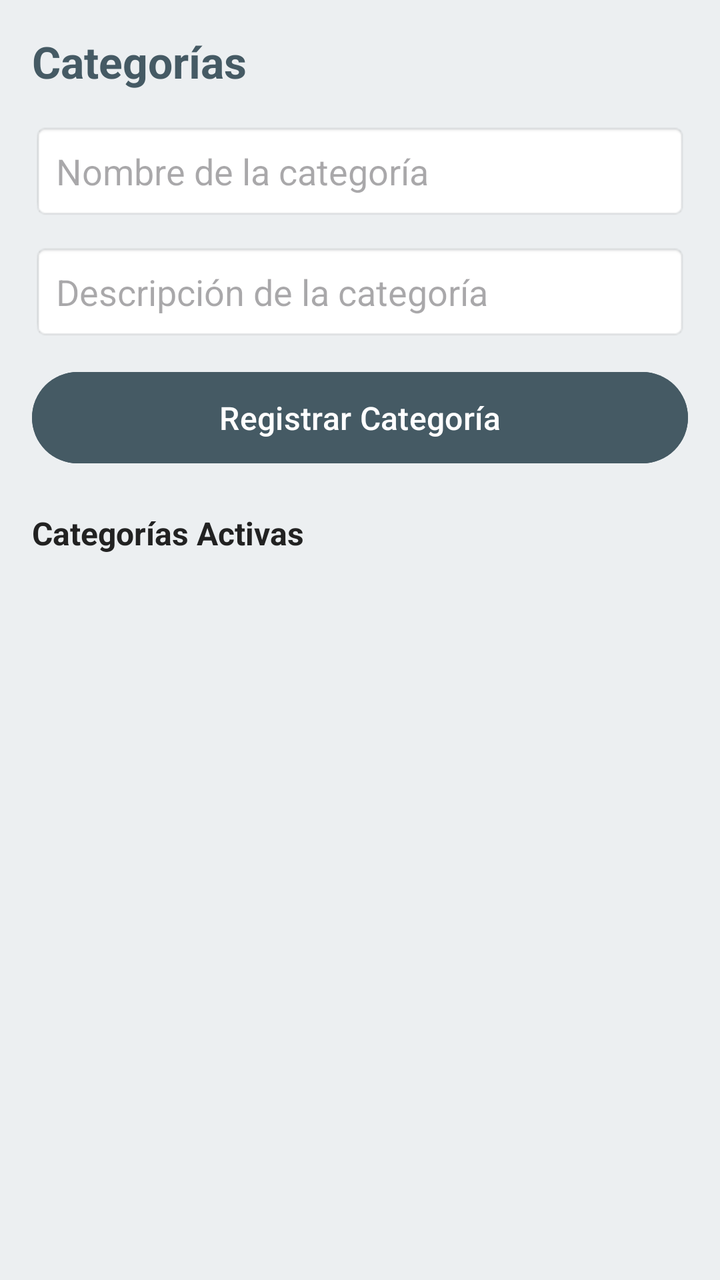
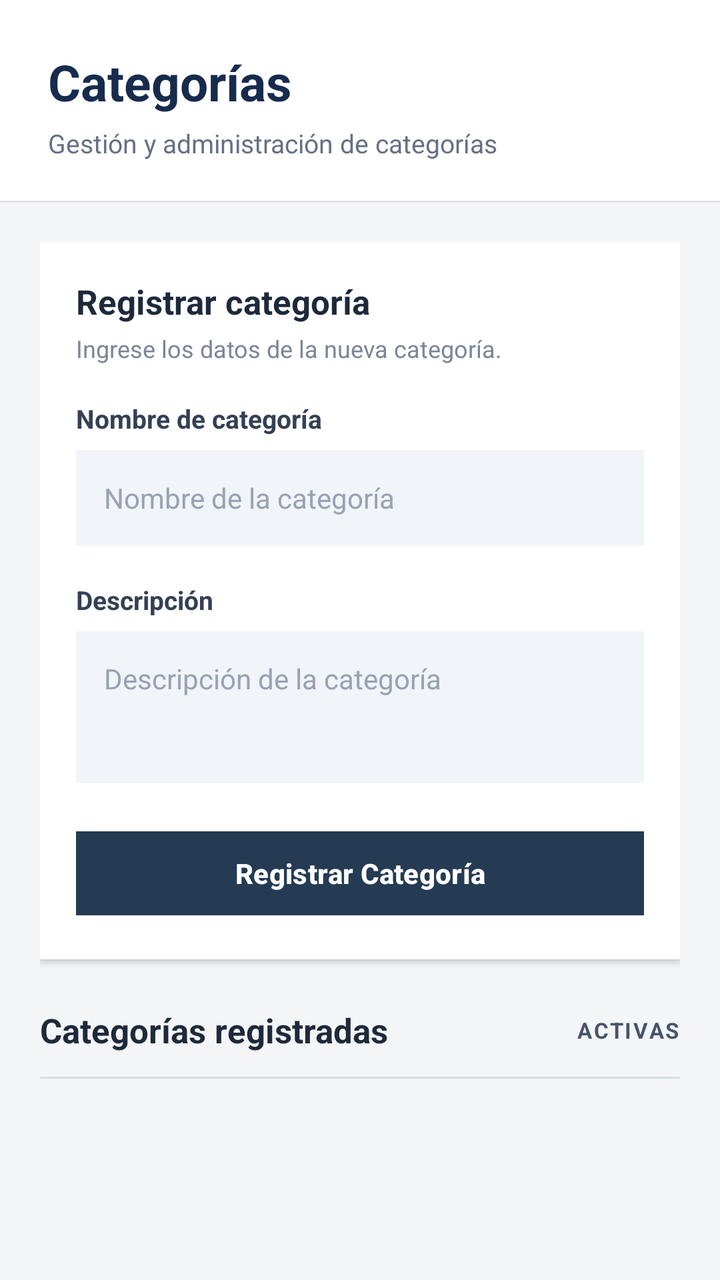

The first picture is an Android layout as it rendered before a commit; the second is the same layout after the commit. The layout source and the unified diff follow.
<!-- AndroidManifest.xml: application theme Theme.SistemaDeBodega -->
<!-- res/layout/activity_categorias.xml -->
<?xml version="1.0" encoding="utf-8"?>
<LinearLayout xmlns:android="http://schemas.android.com/apk/res/android"
    android:layout_width="match_parent"
    android:layout_height="match_parent"
    android:background="@color/background"
    android:orientation="vertical"
    android:padding="16dp">

    <TextView
        android:layout_width="match_parent"
        android:layout_height="wrap_content"
        android:layout_marginBottom="16dp"
        android:text="@string/cat_titulo"
        android:textColor="@color/primary"
        android:textSize="22sp"
        android:textStyle="bold" />

    
    <EditText
        android:id="@+id/etNombreCategoriaReg"
        android:layout_width="match_parent"
        android:layout_height="wrap_content"
        android:layout_marginBottom="12dp"
        android:background="@android:drawable/editbox_background_normal"
        android:hint="@string/hint_nombre_categoria"
        android:inputType="text"
        android:padding="12dp" />

    <EditText
        android:id="@+id/etDescCategoriaReg"
        android:layout_width="match_parent"
        android:layout_height="wrap_content"
        android:layout_marginBottom="12dp"
        android:background="@android:drawable/editbox_background_normal"
        android:hint="@string/hint_desc_categoria"
        android:inputType="text"
        android:padding="12dp" />

    <Button
        android:id="@+id/btnRegistrarCategoria"
        android:layout_width="match_parent"
        android:layout_height="wrap_content"
        android:layout_marginBottom="20dp"
        android:backgroundTint="@color/primary"
        android:padding="12dp"
        android:text="@string/btn_registrar_categoria"
        android:textColor="@color/white"
        android:textSize="16sp" />

    <TextView
        android:layout_width="match_parent"
        android:layout_height="wrap_content"
        android:layout_marginBottom="8dp"
        android:text="Categorías Activas"
        android:textColor="@color/black"
        android:textSize="16sp"
        android:textStyle="bold" />

    
    <androidx.recyclerview.widget.RecyclerView
        android:id="@+id/rvCategorias"
        android:layout_width="match_parent"
        android:layout_height="match_parent" />

</LinearLayout>
<!-- resources referenced by this layout -->
<resources>
  <color name="background">#ECEFF1</color>
  <color name="black">#FF222222</color>
  <color name="primary">#455A64</color>
  <color name="white">#FFFFFFFF</color>
  <string name="btn_registrar_categoria">Registrar Categoría</string>
  <string name="cat_titulo">Categorías</string>
  <string name="hint_desc_categoria">Descripción de la categoría</string>
  <string name="hint_nombre_categoria">Nombre de la categoría</string>
  <style name="Theme.SistemaDeBodega" parent="Base.Theme.SistemaDeBodega" />
  <style name="Base.Theme.SistemaDeBodega" parent="Theme.Material3.DayNight.NoActionBar">
          
          
      </style>
</resources>

<!-- the commit's change to res/layout/activity_categorias.xml (unified diff, before → after) -->
@@ -1,65 +1,190 @@
 <?xml version="1.0" encoding="utf-8"?>
-<LinearLayout xmlns:android="http://schemas.android.com/apk/res/android"
+<LinearLayout
+    xmlns:android="http://schemas.android.com/apk/res/android"
     android:layout_width="match_parent"
     android:layout_height="match_parent"
-    android:background="@color/background"
     android:orientation="vertical"
-    android:padding="16dp">
+    android:background="#F3F5F7">
 
-    <TextView
+    
+    <LinearLayout
         android:layout_width="match_parent"
         android:layout_height="wrap_content"
-        android:layout_marginBottom="16dp"
-        android:text="@string/cat_titulo"
-        android:textColor="@color/primary"
-        android:textSize="22sp"
-        android:textStyle="bold" />
+        android:orientation="vertical"
+        android:background="#FFFFFF"
+        android:paddingStart="24dp"
+        android:paddingEnd="24dp"
+        android:paddingTop="24dp"
+        android:paddingBottom="20dp">
+
+        <TextView
+            android:layout_width="match_parent"
+            android:layout_height="wrap_content"
+            android:text="@string/cat_titulo"
+            android:textColor="#172B4D"
+            android:textSize="25sp"
+            android:textStyle="bold" />
+
+        <TextView
+            android:layout_width="match_parent"
+            android:layout_height="wrap_content"
+            android:layout_marginTop="5dp"
+            android:text="Gestión y administración de categorías"
+            android:textColor="#667085"
+            android:textSize="13sp" />
+
+    </LinearLayout>
 
     
-    <EditText
-        android:id="@+id/etNombreCategoriaReg"
+    <View
         android:layout_width="match_parent"
-        android:layout_height="wrap_content"
-        android:layout_marginBottom="12dp"
-        android:background="@android:drawable/editbox_background_normal"
-        android:hint="@string/hint_nombre_categoria"
-        android:inputType="text"
-        android:padding="12dp" />
-
-    <EditText
-        android:id="@+id/etDescCategoriaReg"
-        android:layout_width="match_parent"
-        android:layout_height="wrap_content"
-        android:layout_marginBottom="12dp"
-        android:background="@android:drawable/editbox_background_normal"
-        android:hint="@string/hint_desc_categoria"
-        android:inputType="text"
-        android:padding="12dp" />
-
-    <Button
-        android:id="@+id/btnRegistrarCategoria"
-        android:layout_width="match_parent"
-        android:layout_height="wrap_content"
-        android:layout_marginBottom="20dp"
-        android:backgroundTint="@color/primary"
-        android:padding="12dp"
-        android:text="@string/btn_registrar_categoria"
-        android:textColor="@color/white"
-        android:textSize="16sp" />
-
-    <TextView
-        android:layout_width="match_parent"
-        android:layout_height="wrap_content"
-        android:layout_marginBottom="8dp"
-        android:text="Categorías Activas"
-        android:textColor="@color/black"
-        android:textSize="16sp"
-        android:textStyle="bold" />
+        android:layout_height="1dp"
+        android:background="#DDE3EA" />
 
     
-    <androidx.recyclerview.widget.RecyclerView
-        android:id="@+id/rvCategorias"
+    <LinearLayout
         android:layout_width="match_parent"
-        android:layout_height="match_parent" />
+        android:layout_height="0dp"
+        android:layout_weight="1"
+        android:orientation="vertical"
+        android:padding="20dp">
+
+        
+        <LinearLayout
+            android:layout_width="match_parent"
+            android:layout_height="wrap_content"
+            android:orientation="vertical"
+            android:background="#FFFFFF"
+            android:padding="18dp"
+            android:elevation="2dp">
+
+            
+            <TextView
+                android:layout_width="match_parent"
+                android:layout_height="wrap_content"
+                android:text="Registrar categoría"
+                android:textColor="#1E293B"
+                android:textSize="17sp"
+                android:textStyle="bold" />
+
+            <TextView
+                android:layout_width="match_parent"
+                android:layout_height="wrap_content"
+                android:layout_marginTop="4dp"
+                android:layout_marginBottom="18dp"
+                android:text="Ingrese los datos de la nueva categoría."
+                android:textColor="#7A8699"
+                android:textSize="12sp" />
+
+            
+            <TextView
+                android:layout_width="match_parent"
+                android:layout_height="wrap_content"
+                android:text="Nombre de categoría"
+                android:textColor="#344054"
+                android:textSize="13sp"
+                android:textStyle="bold"
+                android:layout_marginBottom="7dp" />
+
+            <EditText
+                android:id="@+id/etNombreCategoriaReg"
+                android:layout_width="match_parent"
+                android:layout_height="48dp"
+                android:background="#F1F4F8"
+                android:hint="@string/hint_nombre_categoria"
+                android:inputType="textCapSentences"
+                android:singleLine="true"
+                android:paddingStart="14dp"
+                android:paddingEnd="14dp"
+                android:textColor="#1E293B"
+                android:textColorHint="#98A2B3"
+                android:textSize="14sp"
+                android:layout_marginBottom="18dp" />
+
+            
+            <TextView
+                android:layout_width="match_parent"
+                android:layout_height="wrap_content"
+                android:text="Descripción"
+                android:textColor="#344054"
+                android:textSize="13sp"
+                android:textStyle="bold"
+                android:layout_marginBottom="7dp" />
+
+            <EditText
+                android:id="@+id/etDescCategoriaReg"
+                android:layout_width="match_parent"
+                android:layout_height="76dp"
+                android:background="#F1F4F8"
+                android:hint="@string/hint_desc_categoria"
+                android:inputType="textCapSentences|textMultiLine"
+                android:gravity="top|start"
+                android:padding="14dp"
+                android:textColor="#1E293B"
+                android:textColorHint="#98A2B3"
+                android:textSize="14sp"
+                android:layout_marginBottom="20dp" />
+
+            
+            <Button
+                android:id="@+id/btnRegistrarCategoria"
+                android:layout_width="match_parent"
+                android:layout_height="50dp"
+                android:backgroundTint="#243B53"
+                android:text="@string/btn_registrar_categoria"
+                android:textAllCaps="false"
+                android:textColor="#FFFFFF"
+                android:textSize="14sp"
+                android:textStyle="bold"
+                android:elevation="0dp" />
+
+        </LinearLayout>
+
+        
+        <LinearLayout
+            android:layout_width="match_parent"
+            android:layout_height="wrap_content"
+            android:orientation="horizontal"
+            android:gravity="center_vertical"
+            android:layout_marginTop="24dp"
+            android:layout_marginBottom="12dp">
+
+            <TextView
+                android:layout_width="0dp"
+                android:layout_height="wrap_content"
+                android:layout_weight="1"
+                android:text="Categorías registradas"
+                android:textColor="#1E293B"
+                android:textSize="17sp"
+                android:textStyle="bold" />
+
+            <TextView
+                android:layout_width="wrap_content"
+                android:layout_height="wrap_content"
+                android:text="ACTIVAS"
+                android:textColor="#475569"
+                android:textSize="11sp"
+                android:textStyle="bold"
+                android:letterSpacing="0.08" />
+
+        </LinearLayout>
+
+        
+        <View
+            android:layout_width="match_parent"
+            android:layout_height="1dp"
+            android:background="#D8DEE6"
+            android:layout_marginBottom="12dp" />
+
+        
+        <androidx.recyclerview.widget.RecyclerView
+            android:id="@+id/rvCategorias"
+            android:layout_width="match_parent"
+            android:layout_height="0dp"
+            android:layout_weight="1"
+            android:clipToPadding="false"
+            android:paddingBottom="12dp" />
+
+    </LinearLayout>
 
 </LinearLayout>
<!-- resource entries referenced after the edit -->
@@ -1,17 +1,20 @@
 <!-- resources referenced by this layout -->
 <resources>
-  <color name="background">#ECEFF1</color>
-  <color name="black">#FF222222</color>
-  <color name="primary">#455A64</color>
-  <color name="white">#FFFFFFFF</color>
   <string name="btn_registrar_categoria">Registrar Categoría</string>
   <string name="cat_titulo">Categorías</string>
   <string name="hint_desc_categoria">Descripción de la categoría</string>
   <string name="hint_nombre_categoria">Nombre de la categoría</string>
   <style name="Theme.SistemaDeBodega" parent="Base.Theme.SistemaDeBodega" />
   <style name="Base.Theme.SistemaDeBodega" parent="Theme.Material3.DayNight.NoActionBar">
+  
           
-          
+          <item name="materialButtonStyle">@style/BotonCuadrado</item>
+  
+      </style>
+  <style name="BotonCuadrado" parent="Widget.Material3.Button">
+  
+          <item name="cornerRadius">0dp</item>
+  
       </style>
 </resources>
 
